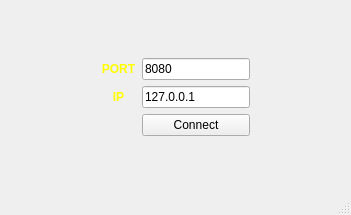
Igris-1/tp_final_taller_g13, file client_gui/connectionwindow.ui: the form before one commit.
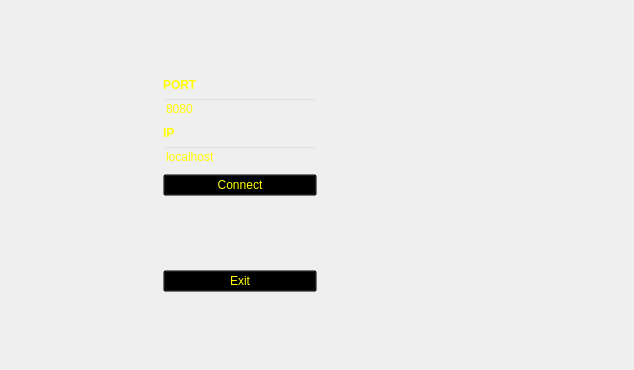
The form after the commit. Icons and pictures are not drawn.

```diff
--- a/client_gui/connectionwindow.ui
+++ b/client_gui/connectionwindow.ui
@@ -6,60 +6,64 @@
    <rect>
     <x>0</x>
     <y>0</y>
-    <width>351</width>
-    <height>215</height>
+    <width>634</width>
+    <height>370</height>
    </rect>
   </property>
   <property name="minimumSize">
    <size>
-    <width>351</width>
-    <height>215</height>
+    <width>634</width>
+    <height>370</height>
    </size>
   </property>
   <property name="maximumSize">
    <size>
-    <width>351</width>
-    <height>215</height>
+    <width>634</width>
+    <height>370</height>
    </size>
   </property>
   <property name="windowTitle">
    <string>ConnectionWindow</string>
   </property>
+  <property name="styleSheet">
+   <string notr="true">border-image: url(:/assets/images/image_2.png);</string>
+  </property>
   <widget class="QWidget" name="centralwidget">
+   <property name="styleSheet">
+    <string notr="true">background-color: transparent;
+background-image: transparent;
+border-image: transparent;</string>
+   </property>
    <layout class="QGridLayout" name="gridLayout_2">
-    <item row="1" column="1">
+    <item row="0" column="0">
+     <spacer name="horizontalSpacer">
+      <property name="orientation">
+       <enum>Qt::Horizontal</enum>
+      </property>
+      <property name="sizeHint" stdset="0">
+       <size>
+        <width>40</width>
+        <height>20</height>
+       </size>
+      </property>
+     </spacer>
+    </item>
+    <item row="0" column="3">
+     <spacer name="horizontalSpacer_2">
+      <property name="orientation">
+       <enum>Qt::Horizontal</enum>
+      </property>
+      <property name="sizeHint" stdset="0">
+       <size>
+        <width>40</width>
+        <height>20</height>
+       </size>
+      </property>
+     </spacer>
+    </item>
+    <item row="0" column="1">
      <layout class="QGridLayout" name="gridLayout">
-      <item row="1" column="0">
-       <widget class="QLabel" name="label">
-        <property name="text">
-         <string>&lt;html&gt;&lt;head/&gt;&lt;body&gt;&lt;p align=&quot;center&quot;&gt;&lt;span style=&quot; font-weight:600; color:#ffff00;&quot;&gt;PORT&lt;/span&gt;&lt;/p&gt;&lt;/body&gt;&lt;/html&gt;</string>
-        </property>
-       </widget>
-      </item>
-      <item row="2" column="0">
-       <widget class="QLabel" name="label_2">
-        <property name="text">
-         <string>&lt;html&gt;&lt;head/&gt;&lt;body&gt;&lt;p align=&quot;center&quot;&gt;&lt;span style=&quot; font-weight:600; color:#ffff00;&quot;&gt;IP&lt;/span&gt;&lt;/p&gt;&lt;/body&gt;&lt;/html&gt;</string>
-        </property>
-       </widget>
-      </item>
-      <item row="1" column="1">
-       <widget class="QLineEdit" name="lineEdit">
-        <property name="tabletTracking">
-         <bool>false</bool>
-        </property>
-        <property name="toolTip">
-         <string/>
-        </property>
-        <property name="autoFillBackground">
-         <bool>false</bool>
-        </property>
-        <property name="text">
-         <string>8080</string>
-        </property>
-       </widget>
-      </item>
-      <item row="3" column="1">
+      <item row="6" column="1">
        <widget class="QPushButton" name="pushButton">
         <property name="toolTip">
          <string>&lt;html&gt;&lt;head/&gt;&lt;body&gt;&lt;p&gt;Se conecta al servidor y se abre la ventana del menu del juego&lt;/p&gt;&lt;/body&gt;&lt;/html&gt;</string>
@@ -67,39 +71,129 @@
         <property name="whatsThis">
          <string notr="true"/>
         </property>
+        <property name="styleSheet">
+         <string notr="true">font: 75 11pt &quot;Noto Rashi Hebrew ExtBd&quot;;
+color: rgb(255, 255, 0);
+</string>
+        </property>
         <property name="text">
          <string>Connect</string>
         </property>
        </widget>
       </item>
       <item row="2" column="1">
-       <widget class="QLineEdit" name="lineEdit_2">
+       <widget class="QLabel" name="label">
+        <property name="styleSheet">
+         <string notr="true">font: 75 11pt &quot;Noto Rashi Hebrew ExtBd&quot;;
+color: rgb(255, 255, 0);</string>
+        </property>
+        <property name="text">
+         <string>&lt;html&gt;&lt;head/&gt;&lt;body&gt;&lt;p&gt;&lt;span style=&quot; font-weight:600; color:#ffff00;&quot;&gt;PORT&lt;/span&gt;&lt;/p&gt;&lt;/body&gt;&lt;/html&gt;</string>
+        </property>
+       </widget>
+      </item>
+      <item row="8" column="1">
+       <widget class="QPushButton" name="exitGameButton">
+        <property name="styleSheet">
+         <string notr="true">font: 75 11pt &quot;Noto Rashi Hebrew ExtBd&quot;;
+color: rgb(255, 255, 0);
+</string>
+        </property>
+        <property name="text">
+         <string>Exit</string>
+        </property>
+       </widget>
+      </item>
+      <item row="5" column="1">
+       <widget class="QLineEdit" name="addressLineEdit">
         <property name="toolTip">
          <string/>
         </property>
+        <property name="styleSheet">
+         <string notr="true">font: 75 11pt &quot;Noto Rashi Hebrew ExtBd&quot;;
+color: rgb(255, 255, 0);</string>
+        </property>
         <property name="text">
-         <string>127.0.0.1</string>
+         <string>localhost</string>
         </property>
        </widget>
       </item>
+      <item row="1" column="1">
+       <spacer name="verticalSpacer">
+        <property name="orientation">
+         <enum>Qt::Vertical</enum>
+        </property>
+        <property name="sizeHint" stdset="0">
+         <size>
+          <width>20</width>
+          <height>40</height>
+         </size>
+        </property>
+       </spacer>
+      </item>
+      <item row="9" column="1">
+       <spacer name="verticalSpacer_2">
+        <property name="orientation">
+         <enum>Qt::Vertical</enum>
+        </property>
+        <property name="sizeHint" stdset="0">
+         <size>
+          <width>20</width>
+          <height>40</height>
+         </size>
+        </property>
+       </spacer>
+      </item>
+      <item row="3" column="1">
+       <widget class="QLineEdit" name="portLineEdit">
+        <property name="tabletTracking">
+         <bool>false</bool>
+        </property>
+        <property name="toolTip">
+         <string/>
+        </property>
+        <property name="autoFillBackground">
+         <bool>false</bool>
+        </property>
+        <property name="styleSheet">
+         <string notr="true">font: 75 11pt &quot;Noto Rashi Hebrew ExtBd&quot;;
+color: rgb(255, 255, 0);
+</string>
+        </property>
+        <property name="text">
+         <string>8080</string>
+        </property>
+       </widget>
+      </item>
+      <item row="4" column="1">
+       <widget class="QLabel" name="label_2">
+        <property name="styleSheet">
+         <string notr="true">font: 75 11pt &quot;Noto Rashi Hebrew ExtBd&quot;;
+color: rgb(255, 255, 0);</string>
+        </property>
+        <property name="text">
+         <string>&lt;html&gt;&lt;head/&gt;&lt;body&gt;&lt;p&gt;&lt;span style=&quot; font-weight:600; color:#ffff00;&quot;&gt;IP&lt;/span&gt;&lt;/p&gt;&lt;/body&gt;&lt;/html&gt;</string>
+        </property>
+       </widget>
+      </item>
+      <item row="7" column="1">
+       <spacer name="verticalSpacer_3">
+        <property name="orientation">
+         <enum>Qt::Vertical</enum>
+        </property>
+        <property name="sizeHint" stdset="0">
+         <size>
+          <width>20</width>
+          <height>40</height>
+         </size>
+        </property>
+       </spacer>
+      </item>
      </layout>
     </item>
-    <item row="2" column="1">
-     <spacer name="verticalSpacer_2">
+    <item row="0" column="2">
+     <spacer name="horizontalSpacer_3">
       <property name="orientation">
-       <enum>Qt::Vertical</enum>
-      </property>
-      <property name="sizeHint" stdset="0">
-       <size>
-        <width>20</width>
-        <height>40</height>
-       </size>
-      </property>
-     </spacer>
-    </item>
-    <item row="1" column="2">
-     <spacer name="horizontalSpacer_2">
-      <property name="orientation">
        <enum>Qt::Horizontal</enum>
       </property>
       <property name="sizeHint" stdset="0">
@@ -110,45 +204,8 @@
       </property>
      </spacer>
     </item>
-    <item row="1" column="0">
-     <spacer name="horizontalSpacer">
-      <property name="orientation">
-       <enum>Qt::Horizontal</enum>
-      </property>
-      <property name="sizeHint" stdset="0">
-       <size>
-        <width>40</width>
-        <height>20</height>
-       </size>
-      </property>
-     </spacer>
-    </item>
-    <item row="0" column="1">
-     <spacer name="verticalSpacer">
-      <property name="orientation">
-       <enum>Qt::Vertical</enum>
-      </property>
-      <property name="sizeHint" stdset="0">
-       <size>
-        <width>20</width>
-        <height>40</height>
-       </size>
-      </property>
-     </spacer>
-    </item>
    </layout>
   </widget>
-  <widget class="QMenuBar" name="menubar">
-   <property name="geometry">
-    <rect>
-     <x>0</x>
-     <y>0</y>
-     <width>351</width>
-     <height>27</height>
-    </rect>
-   </property>
-  </widget>
-  <widget class="QStatusBar" name="statusbar"/>
  </widget>
  <resources/>
  <connections/>
```
Left out of the diff: 4 changed lines with no effect on the pictures.
